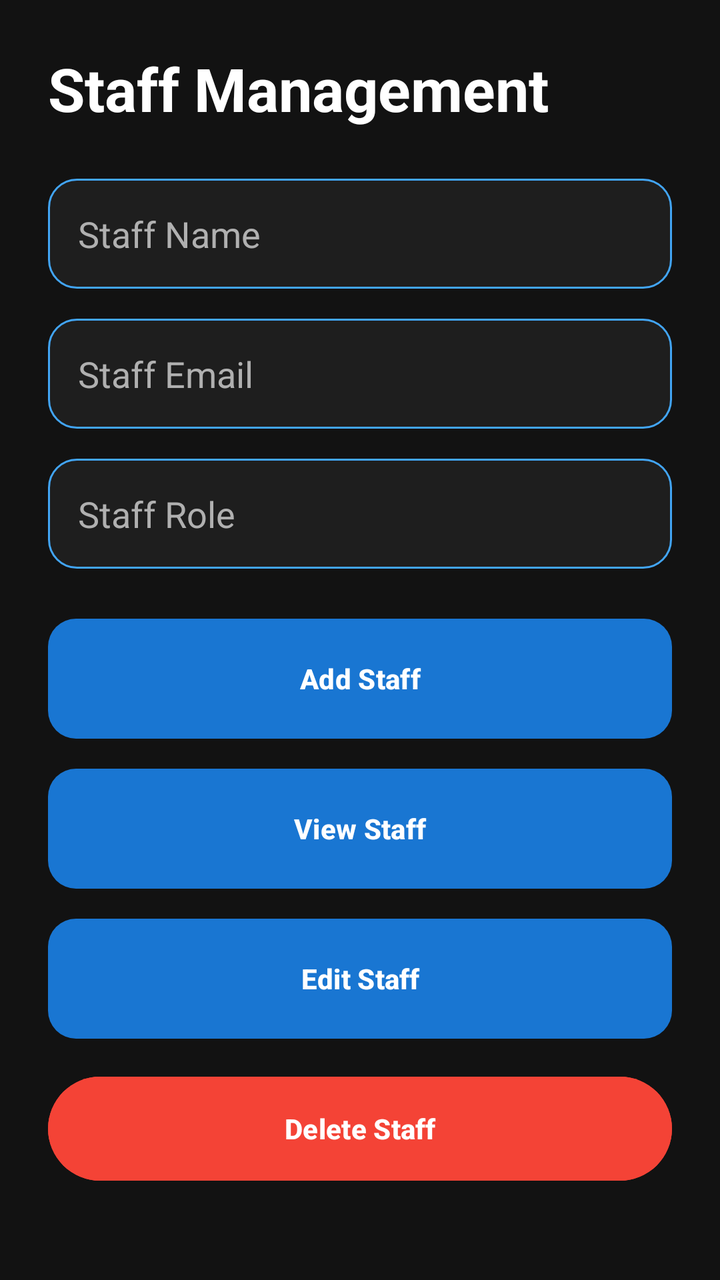
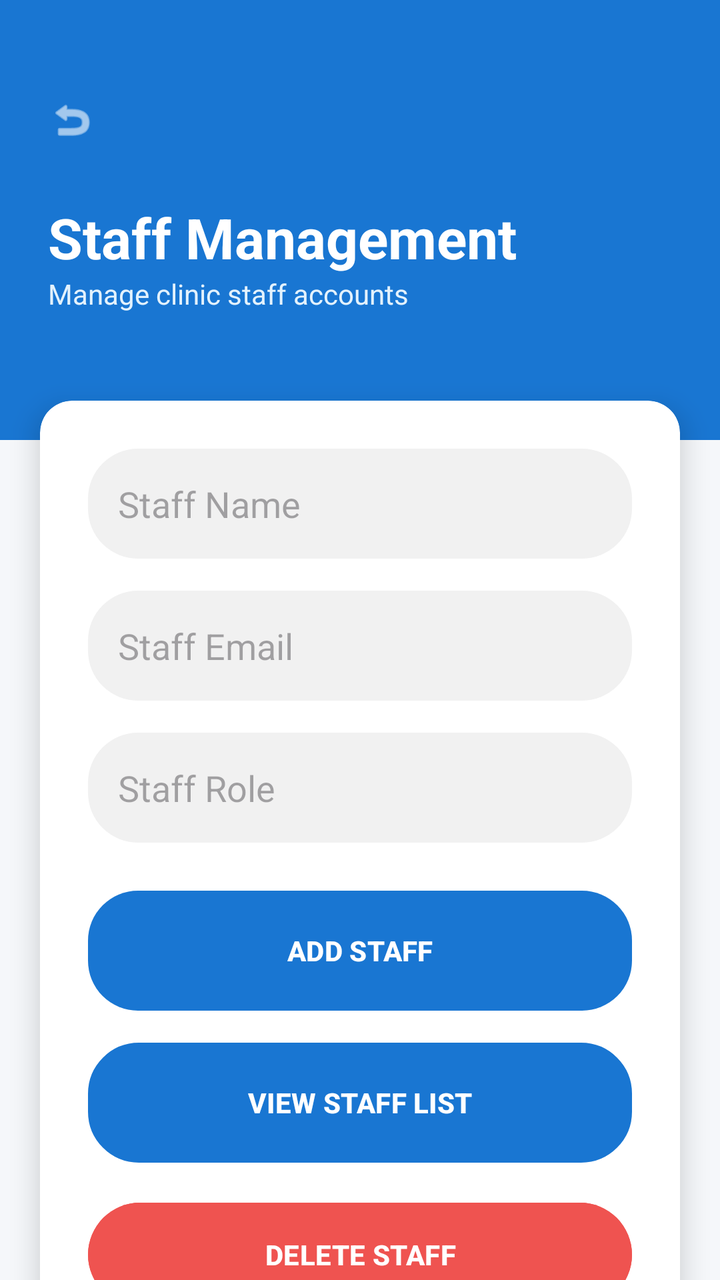

Screens rendered from an Android XML layout before and after an edit, with the pre-edit source and the edit as a unified diff.
<!-- AndroidManifest.xml: application theme Theme.GlenEzyCareApps -->
<!-- res/layout/activity_staff_management.xml -->
<?xml version="1.0" encoding="utf-8"?>
<ScrollView xmlns:android="http://schemas.android.com/apk/res/android"
    android:layout_width="match_parent"
    android:layout_height="match_parent"
    android:background="#121212">

    <LinearLayout
        android:layout_width="match_parent"
        android:layout_height="wrap_content"
        android:orientation="vertical"
        android:padding="24dp">

        <TextView
            android:layout_width="wrap_content"
            android:layout_height="wrap_content"
            android:text="Staff Management"
            android:textColor="#FFFFFF"
            android:textSize="30sp"
            android:textStyle="bold"
            android:layout_marginBottom="25dp"/>

        <EditText
            android:id="@+id/etStaffName"
            android:layout_width="match_parent"
            android:layout_height="55dp"
            android:hint="Staff Name"
            android:textColor="#FFFFFF"
            android:textColorHint="#B0B0B0"
            android:background="@drawable/edittext_style"
            android:padding="15dp"
            android:layout_marginBottom="15dp"/>

        <EditText
            android:id="@+id/etStaffEmail"
            android:layout_width="match_parent"
            android:layout_height="55dp"
            android:hint="Staff Email"
            android:inputType="textEmailAddress"
            android:textColor="#FFFFFF"
            android:textColorHint="#B0B0B0"
            android:background="@drawable/edittext_style"
            android:padding="15dp"
            android:layout_marginBottom="15dp"/>

        <EditText
            android:id="@+id/etStaffRole"
            android:layout_width="match_parent"
            android:layout_height="55dp"
            android:hint="Staff Role"
            android:textColor="#FFFFFF"
            android:textColorHint="#B0B0B0"
            android:background="@drawable/edittext_style"
            android:padding="15dp"
            android:layout_marginBottom="25dp"/>

        <Button
            android:id="@+id/btnAddStaff"
            android:layout_width="match_parent"
            android:layout_height="60dp"
            android:text="Add Staff"
            android:textColor="#FFFFFF"
            android:textStyle="bold"
            android:background="@drawable/button_blue"
            android:layout_marginBottom="15dp"/>

        <Button
            android:id="@+id/btnViewStaff"
            android:layout_width="match_parent"
            android:layout_height="60dp"
            android:text="View Staff"
            android:textColor="#FFFFFF"
            android:textStyle="bold"
            android:background="@drawable/button_blue"
            android:layout_marginBottom="15dp"/>

        <Button
            android:id="@+id/btnEditStaff"
            android:layout_width="match_parent"
            android:layout_height="60dp"
            android:text="Edit Staff"
            android:textColor="#FFFFFF"
            android:textStyle="bold"
            android:background="@drawable/button_blue"
            android:layout_marginBottom="15dp"/>

        <Button
            android:id="@+id/btnDeleteStaff"
            android:layout_width="match_parent"
            android:layout_height="60dp"
            android:text="Delete Staff"
            android:textColor="#FFFFFF"
            android:textStyle="bold"
            android:backgroundTint="#F44336"/>

    </LinearLayout>

</ScrollView>
<!-- resources referenced by this layout -->
<resources>
  <!-- drawable button_blue (drawable) -->
  <?xml version="1.0" encoding="utf-8"?>
  <shape xmlns:android="http://schemas.android.com/apk/res/android">
      <solid android:color="@color/primary_blue"/>
      <corners android:radius="14dp"/>
  </shape>
  <!-- drawable edittext_style (drawable) -->
  <?xml version="1.0" encoding="utf-8"?>
  <shape xmlns:android="http://schemas.android.com/apk/res/android">
  
      <solid android:color="@color/card_dark"/>
  
      <corners android:radius="14dp"/>
  
      <stroke
          android:width="1dp"
          android:color="@color/light_blue"/>
  
      <padding
          android:left="12dp"
          android:top="12dp"
          android:right="12dp"
          android:bottom="12dp"/>
  
  </shape>
  <style name="Theme.GlenEzyCareApps" parent="Theme.Material3.DayNight.NoActionBar">
  
          <item name="colorPrimary">@color/primary_blue</item>
          <item name="colorOnPrimary">@color/white</item>
  
          <item name="android:statusBarColor">@color/background_dark</item>
          <item name="android:navigationBarColor">@color/background_dark</item>
  
      </style>
  <color name="primary_blue">#1976D2</color>
  <color name="card_dark">#1E1E1E</color>
  <color name="light_blue">#42A5F5</color>
  <color name="white">#FFFFFF</color>
  <color name="background_dark">#121212</color>
</resources>

<!-- the commit's change to res/layout/activity_staff_management.xml (unified diff, before → after) -->
@@ -1,97 +1,136 @@
 <?xml version="1.0" encoding="utf-8"?>
-<ScrollView xmlns:android="http://schemas.android.com/apk/res/android"
+<androidx.constraintlayout.widget.ConstraintLayout xmlns:android="http://schemas.android.com/apk/res/android"
+    xmlns:app="http://schemas.android.com/apk/res-auto"
     android:layout_width="match_parent"
     android:layout_height="match_parent"
-    android:background="#121212">
+    android:background="#F5F7FA">
 
-    <LinearLayout
+    
+    <View
+        android:id="@+id/topHeader"
         android:layout_width="match_parent"
+        android:layout_height="220dp"
+        android:background="@color/primary_blue"
+        app:layout_constraintTop_toTopOf="parent" />
+
+    
+    <ImageView
+        android:id="@+id/btnBack"
+        android:layout_width="40dp"
+        android:layout_height="40dp"
+        android:layout_marginStart="16dp"
+        android:layout_marginTop="40dp"
+        android:background="?attr/selectableItemBackgroundBorderless"
+        android:padding="8dp"
+        android:src="@android:drawable/ic_menu_revert"
+        app:layout_constraintStart_toStartOf="parent"
+        app:layout_constraintTop_toTopOf="parent"
+        app:tint="@color/white" />
+
+    <TextView
+        android:id="@+id/tvHeaderTitle"
+        android:layout_width="wrap_content"
         android:layout_height="wrap_content"
-        android:orientation="vertical"
-        android:padding="24dp">
+        android:layout_marginStart="24dp"
+        android:layout_marginTop="20dp"
+        android:text="Staff Management"
+        android:textColor="@color/white"
+        android:textSize="28sp"
+        android:textStyle="bold"
+        app:layout_constraintStart_toStartOf="parent"
+        app:layout_constraintTop_toBottomOf="@+id/btnBack" />
 
-        <TextView
-            android:layout_width="wrap_content"
+    <TextView
+        android:layout_width="wrap_content"
+        android:layout_height="wrap_content"
+        android:text="Manage clinic staff accounts"
+        android:textColor="#E3F2FD"
+        android:textSize="14sp"
+        app:layout_constraintStart_toStartOf="@+id/tvHeaderTitle"
+        app:layout_constraintTop_toBottomOf="@+id/tvHeaderTitle" />
+
+    <androidx.core.widget.NestedScrollView
+        android:layout_width="match_parent"
+        android:layout_height="0dp"
+        android:layout_marginTop="-40dp"
+        app:layout_constraintBottom_toBottomOf="parent"
+        app:layout_constraintTop_toBottomOf="@+id/topHeader">
+
+        <androidx.cardview.widget.CardView
+            android:layout_width="match_parent"
             android:layout_height="wrap_content"
-            android:text="Staff Management"
-            android:textColor="#FFFFFF"
-            android:textSize="30sp"
-            android:textStyle="bold"
-            android:layout_marginBottom="25dp"/>
+            android:layout_margin="20dp"
+            app:cardCornerRadius="16dp"
+            app:cardElevation="8dp">
 
-        <EditText
-            android:id="@+id/etStaffName"
-            android:layout_width="match_parent"
-            android:layout_height="55dp"
-            android:hint="Staff Name"
-            android:textColor="#FFFFFF"
-            android:textColorHint="#B0B0B0"
-            android:background="@drawable/edittext_style"
-            android:padding="15dp"
-            android:layout_marginBottom="15dp"/>
+            <LinearLayout
+                android:layout_width="match_parent"
+                android:layout_height="wrap_content"
+                android:orientation="vertical"
+                android:padding="24dp">
 
-        <EditText
-            android:id="@+id/etStaffEmail"
-            android:layout_width="match_parent"
-            android:layout_height="55dp"
-            android:hint="Staff Email"
-            android:inputType="textEmailAddress"
-            android:textColor="#FFFFFF"
-            android:textColorHint="#B0B0B0"
-            android:background="@drawable/edittext_style"
-            android:padding="15dp"
-            android:layout_marginBottom="15dp"/>
+                <EditText
+                    android:id="@+id/etStaffName"
+                    android:layout_width="match_parent"
+                    android:layout_height="55dp"
+                    android:background="@drawable/edittext_rounded"
+                    android:hint="Staff Name"
+                    android:padding="15dp"
+                    android:layout_marginBottom="16dp"
+                    android:textColor="#333333"/>
 
-        <EditText
-            android:id="@+id/etStaffRole"
-            android:layout_width="match_parent"
-            android:layout_height="55dp"
-            android:hint="Staff Role"
-            android:textColor="#FFFFFF"
-            android:textColorHint="#B0B0B0"
-            android:background="@drawable/edittext_style"
-            android:padding="15dp"
-            android:layout_marginBottom="25dp"/>
+                <EditText
+                    android:id="@+id/etStaffEmail"
+                    android:layout_width="match_parent"
+                    android:layout_height="55dp"
+                    android:background="@drawable/edittext_rounded"
+                    android:hint="Staff Email"
+                    android:padding="15dp"
+                    android:layout_marginBottom="16dp"
+                    android:inputType="textEmailAddress"
+                    android:textColor="#333333"/>
 
-        <Button
-            android:id="@+id/btnAddStaff"
-            android:layout_width="match_parent"
-            android:layout_height="60dp"
-            android:text="Add Staff"
-            android:textColor="#FFFFFF"
-            android:textStyle="bold"
-            android:background="@drawable/button_blue"
-            android:layout_marginBottom="15dp"/>
+                <EditText
+                    android:id="@+id/etStaffRole"
+                    android:layout_width="match_parent"
+                    android:layout_height="55dp"
+                    android:background="@drawable/edittext_rounded"
+                    android:hint="Staff Role"
+                    android:padding="15dp"
+                    android:layout_marginBottom="24dp"
+                    android:textColor="#333333"/>
 
-        <Button
-            android:id="@+id/btnViewStaff"
-            android:layout_width="match_parent"
-            android:layout_height="60dp"
-            android:text="View Staff"
-            android:textColor="#FFFFFF"
-            android:textStyle="bold"
-            android:background="@drawable/button_blue"
-            android:layout_marginBottom="15dp"/>
+                <Button
+                    android:id="@+id/btnAddStaff"
+                    android:layout_width="match_parent"
+                    android:layout_height="60dp"
+                    android:text="ADD STAFF"
+                    android:textColor="@color/white"
+                    android:textStyle="bold"
+                    android:background="@drawable/button_gradient"
+                    android:layout_marginBottom="16dp"/>
 
-        <Button
-            android:id="@+id/btnEditStaff"
-            android:layout_width="match_parent"
-            android:layout_height="60dp"
-            android:text="Edit Staff"
-            android:textColor="#FFFFFF"
-            android:textStyle="bold"
-            android:background="@drawable/button_blue"
-            android:layout_marginBottom="15dp"/>
+                <Button
+                    android:id="@+id/btnViewStaff"
+                    android:layout_width="match_parent"
+                    android:layout_height="60dp"
+                    android:text="VIEW STAFF LIST"
+                    android:textColor="#FFFFFF"
+                    android:textStyle="bold"
+                    android:background="@drawable/button_outline"
+                    android:layout_marginBottom="16dp"/>
 
-        <Button
-            android:id="@+id/btnDeleteStaff"
-            android:layout_width="match_parent"
-            android:layout_height="60dp"
-            android:text="Delete Staff"
-            android:textColor="#FFFFFF"
-            android:textStyle="bold"
-            android:backgroundTint="#F44336"/>
+                <Button
+                    android:id="@+id/btnDeleteStaff"
+                    android:layout_width="match_parent"
+                    android:layout_height="60dp"
+                    android:text="DELETE STAFF"
+                    android:textColor="@color/white"
+                    android:textStyle="bold"
+                    android:backgroundTint="#EF5350"/>
 
-    </LinearLayout>
+            </LinearLayout>
+        </androidx.cardview.widget.CardView>
+    </androidx.core.widget.NestedScrollView>
 
-</ScrollView>
+</androidx.constraintlayout.widget.ConstraintLayout>
<!-- resource entries referenced after the edit -->
@@ -1,30 +1,5 @@
 <!-- resources referenced by this layout -->
 <resources>
-  <!-- drawable button_blue (drawable) -->
-  <?xml version="1.0" encoding="utf-8"?>
-  <shape xmlns:android="http://schemas.android.com/apk/res/android">
-      <solid android:color="@color/primary_blue"/>
-      <corners android:radius="14dp"/>
-  </shape>
-  <!-- drawable edittext_style (drawable) -->
-  <?xml version="1.0" encoding="utf-8"?>
-  <shape xmlns:android="http://schemas.android.com/apk/res/android">
-  
-      <solid android:color="@color/card_dark"/>
-  
-      <corners android:radius="14dp"/>
-  
-      <stroke
-          android:width="1dp"
-          android:color="@color/light_blue"/>
-  
-      <padding
-          android:left="12dp"
-          android:top="12dp"
-          android:right="12dp"
-          android:bottom="12dp"/>
-  
-  </shape>
   <style name="Theme.GlenEzyCareApps" parent="Theme.Material3.DayNight.NoActionBar">
   
           <item name="colorPrimary">@color/primary_blue</item>
@@ -35,9 +10,30 @@
   
       </style>
   <color name="primary_blue">#1976D2</color>
-  <color name="card_dark">#1E1E1E</color>
-  <color name="light_blue">#42A5F5</color>
   <color name="white">#FFFFFF</color>
+  <!-- drawable button_gradient (drawable) -->
+  <?xml version="1.0" encoding="utf-8"?>
+  <shape xmlns:android="http://schemas.android.com/apk/res/android">
+      <gradient
+          android:startColor="#7B1FA2"
+          android:endColor="#42A5F5"
+          android:angle="0"/>
+      <corners android:radius="25dp"/>
+  </shape>
+  <!-- drawable button_outline (drawable) -->
+  <?xml version="1.0" encoding="utf-8"?>
+  <shape xmlns:android="http://schemas.android.com/apk/res/android">
+      <stroke android:width="1dp" android:color="#42A5F5"/>
+      <corners android:radius="25dp"/>
+      <solid android:color="@color/white"/>
+  </shape>
+  <!-- drawable edittext_rounded (drawable) -->
+  <?xml version="1.0" encoding="utf-8"?>
+  <shape xmlns:android="http://schemas.android.com/apk/res/android">
+      <solid android:color="#F1F1F1"/>
+      <corners android:radius="25dp"/>
+      <padding android:left="20dp" android:right="20dp"/>
+  </shape>
   <color name="background_dark">#121212</color>
 </resources>
 
